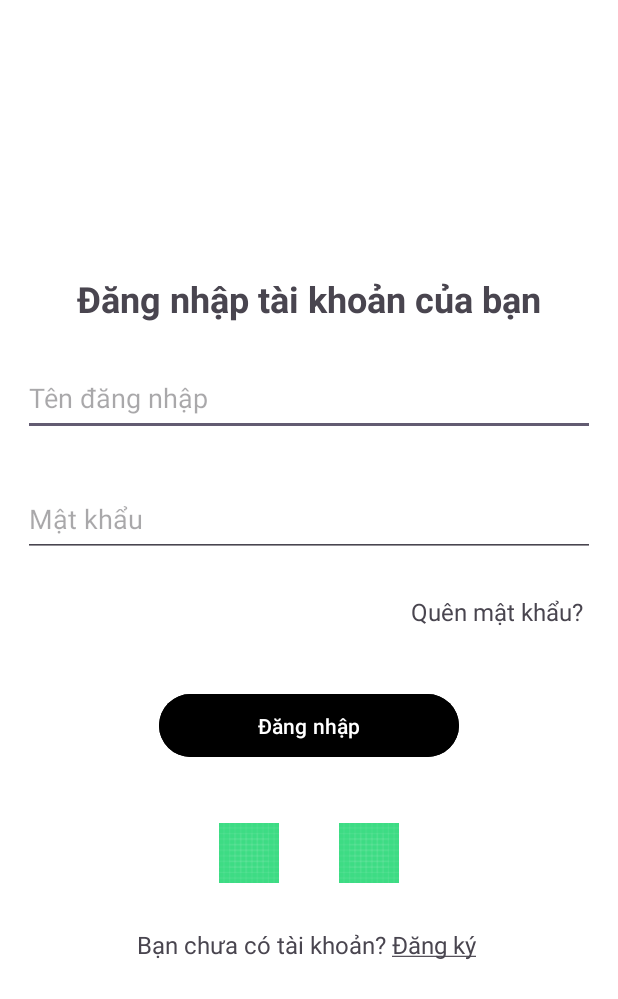
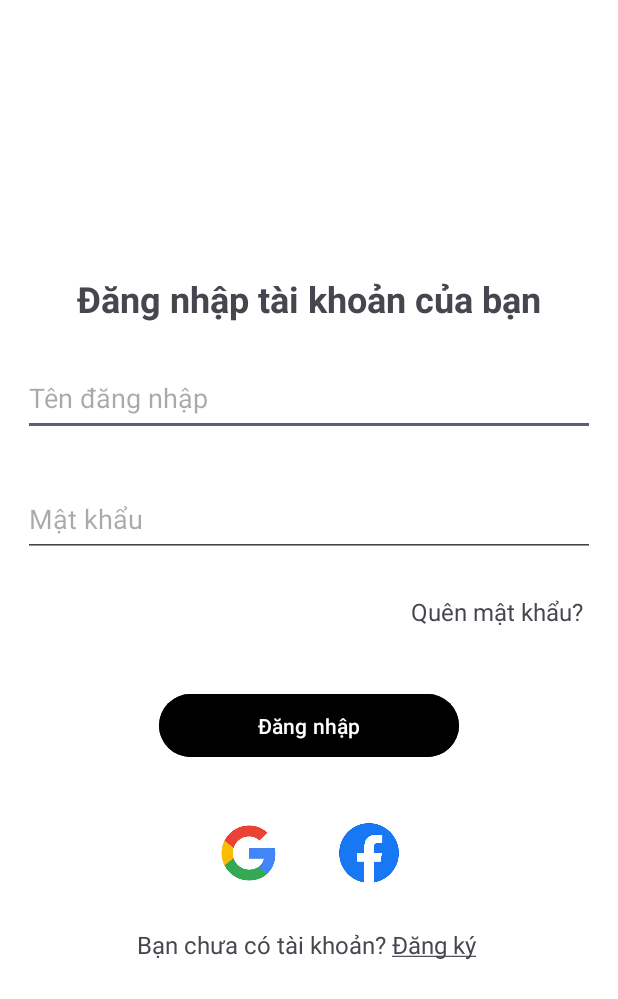
Before and after one commit to NhutViet/ecommerce, an Android app: the screen it shows after launch (Login), on a phone screen of 412 x 824 dp. Shown: the top 999 px of the screen. Run offline under Robolectric (Android 15) with nearby library versions, the phone set to English and light mode, and no system bars; our stand-ins replace Firebase (no records; nobody signed in at launch, a user with empty details on screens opened directly).

Commit message:
complete login

```diff
--- a/app/src/main/res/layout/activity_login.xml
+++ b/app/src/main/res/layout/activity_login.xml
@@ -64,13 +64,13 @@
             android:layout_width="40dp"
             android:layout_height="40dp"
             android:layout_marginRight="40dp"
-            android:src="@drawable/ic_launcher_background"
+            android:src="@drawable/gg"
             />
         <ImageView
             android:id="@+id/imgFB"
             android:layout_width="40dp"
             android:layout_height="40dp"
-            android:src="@drawable/ic_launcher_background"
+            android:src="@drawable/fb"
             />
     </LinearLayout>
 
```
